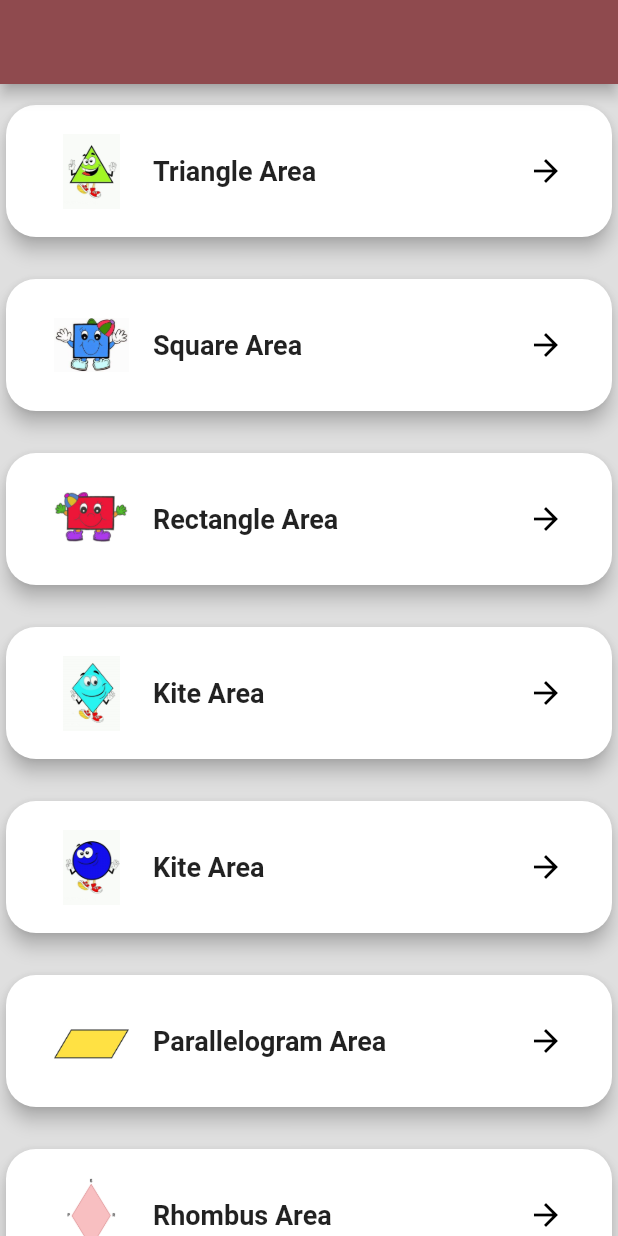
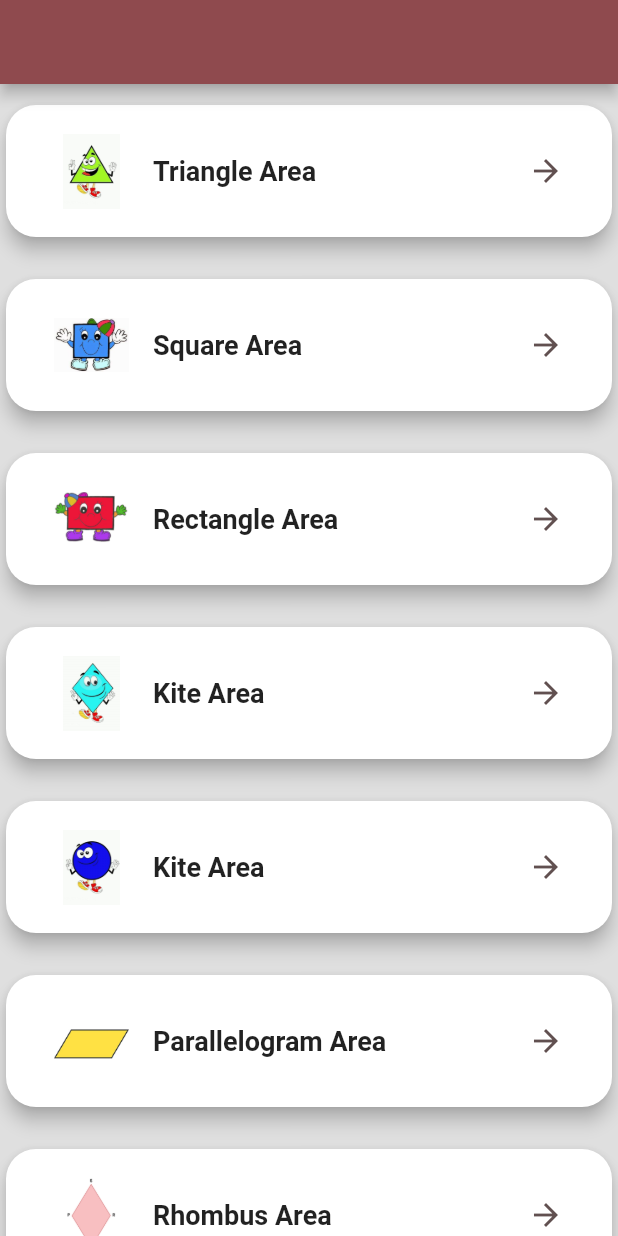
Before and after one commit to howhigare/kalkulator-luas-bangundatar, a Flutter app: the screen it shows after launch, on a phone screen of 412 x 824 dp. Run offline on Flutter 3.47's test engine with Material 2 defaults, Android fonts, the phone set to English and light mode, and no system bars; our stand-ins replace get.

Commit message:
first commit

```diff
--- a/lib/homePage.dart
+++ b/lib/homePage.dart
@@ -83,7 +83,7 @@ class CustomCard extends StatelessWidget {
                   ),
                   Icon(
                     Icons.arrow_forward,
-                    color: const Color.fromARGB(255, 0, 0, 0),
+                    color: Color.fromARGB(255, 97, 80, 80),
                   ),
                 ],
               ),
```
